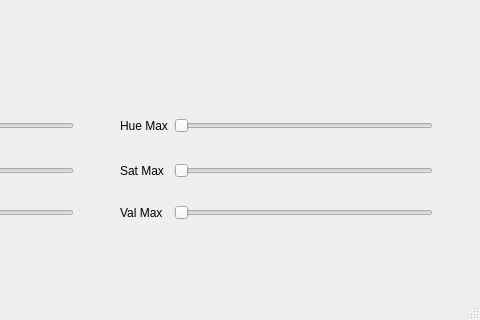
Old version of the form qtnode2/ui/mainwindow.ui in the repository arnabGudu/src; both pictures show x 277 to 757 and y 273 to 593 of the 757 by 593 pixel window.
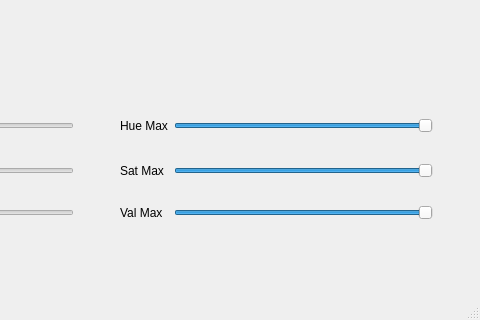
New version of the form.

What changed in the file:
```diff
--- a/qtnode2/ui/mainwindow.ui
+++ b/qtnode2/ui/mainwindow.ui
@@ -52,6 +52,9 @@
        <property name="maximum">
         <number>255</number>
        </property>
+       <property name="value">
+        <number>255</number>
+       </property>
        <property name="orientation">
         <enum>Qt::Horizontal</enum>
        </property>
@@ -69,6 +72,9 @@
        <property name="maximum">
         <number>255</number>
        </property>
+       <property name="value">
+        <number>255</number>
+       </property>
        <property name="orientation">
         <enum>Qt::Horizontal</enum>
        </property>
@@ -100,6 +106,9 @@
        <property name="maximum">
         <number>255</number>
        </property>
+       <property name="value">
+        <number>255</number>
+       </property>
        <property name="orientation">
         <enum>Qt::Horizontal</enum>
        </property>
```
